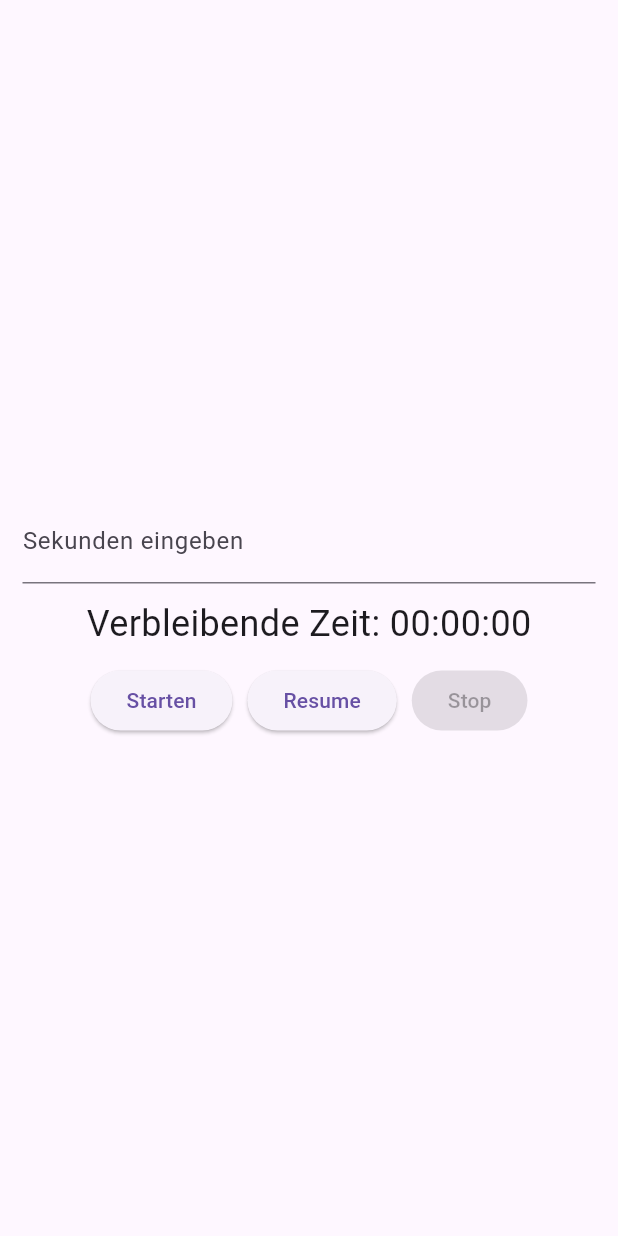
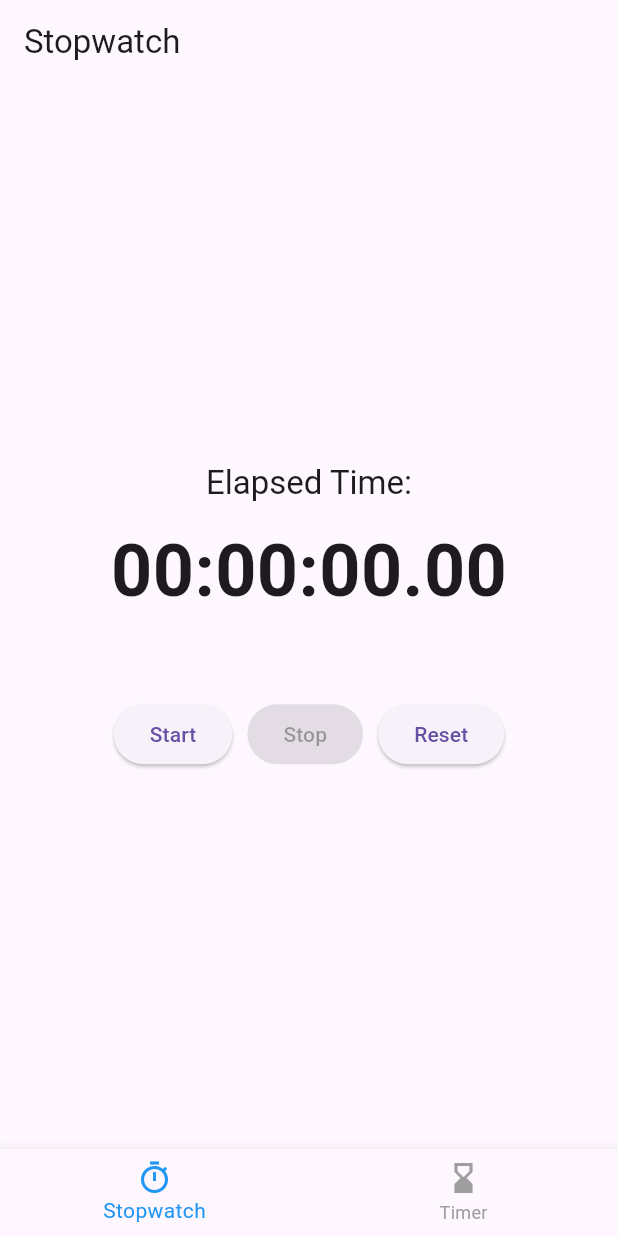
Before and after one commit to Dakueken/Timer, a Flutter app: the screen it shows after launch, on a phone screen of 412 x 824 dp. Run offline on Flutter 3.47's test engine with Material 3 defaults, Android fonts, the phone set to English and light mode, and no system bars.

Commit message:
fertigstellung aufgabe, stopuhr und timer

```diff
--- /dev/null
+++ b/lib/home_navigation.dart
@@ -0,0 +1,43 @@
+import 'package:flutter/material.dart';
+import 'package:timer/stopwatch.dart';
+import 'package:timer/timer.dart';
+
+class HomeNavigation extends StatefulWidget {
+  const HomeNavigation({super.key});
+
+  @override
+  State<HomeNavigation> createState() => _HomeNavigationState();
+}
+
+class _HomeNavigationState extends State<HomeNavigation> {
+  int _selectedIndex = 0;
+  final List<Widget> _pages = const [StopwatchPage(), TimerPage()];
+  void _onItemTapped(int index) {
+    setState(() {
+      _selectedIndex = index;
+    });
+  }
+
+  @override
+  Widget build(BuildContext context) {
+    return Scaffold(
+      body: _pages[_selectedIndex],
+      bottomNavigationBar: BottomNavigationBar(
+        currentIndex: _selectedIndex,
+        onTap: _onItemTapped,
+        selectedItemColor: Colors.blue,
+        unselectedItemColor: Colors.grey,
+        items: const [
+          BottomNavigationBarItem(
+            icon: Icon(Icons.timer_outlined),
+            label: 'Stopwatch',
+          ),
+          BottomNavigationBarItem(
+            icon: Icon(Icons.hourglass_bottom),
+            label: 'Timer',
+          ),
+        ],
+      ),
+    );
+  }
+}
--- a/lib/main.dart
+++ b/lib/main.dart
@@ -1,5 +1,5 @@
 import 'package:flutter/material.dart';
-import 'package:timer/timer.dart';
+import 'package:timer/home_navigation.dart';
 
 void main() {
   runApp(const MainApp());
@@ -10,6 +10,9 @@ class MainApp extends StatelessWidget {
 
   @override
   Widget build(BuildContext context) {
-    return const MaterialApp(home: Scaffold(body: TimerPage()));
+    return const MaterialApp(
+      debugShowCheckedModeBanner: false,
+      home: HomeNavigation(),
+    );
   }
 }
--- /dev/null
+++ b/lib/stopwatch.dart
@@ -0,0 +1,113 @@
+import 'dart:async';
+import 'package:flutter/material.dart';
+
+class StopwatchPage extends StatefulWidget {
+  const StopwatchPage({super.key});
+
+  @override
+  State<StopwatchPage> createState() => _StopwatchPageState();
+}
+
+class _StopwatchPageState extends State<StopwatchPage> {
+  Timer? _timer;
+  int elapsedMilliseconds = 0;
+  bool isRunning = false;
+
+  String _formatTime(int totalMilliseconds) {
+    final hours = totalMilliseconds ~/ 3600000;
+    final minutes = (totalMilliseconds % 3600000) ~/ 60000;
+    final seconds = (totalMilliseconds % 60000) ~/ 1000;
+    final hundredths = ((totalMilliseconds % 1000) ~/ 10);
+
+    final hoursStr = hours.toString().padLeft(2, '0');
+    final minutesStr = minutes.toString().padLeft(2, '0');
+    final secondsStr = seconds.toString().padLeft(2, '0');
+    final hundredthsStr = hundredths.toString().padLeft(2, '0');
+
+    return "$hoursStr:$minutesStr:$secondsStr.$hundredthsStr";
+  }
+
+  void startStopwatch() {
+    if (isRunning) return;
+
+    setState(() {
+      isRunning = true;
+    });
+
+    _timer = Timer.periodic(const Duration(milliseconds: 10), (timer) {
+      setState(() {
+        elapsedMilliseconds += 10;
+      });
+    });
+  }
+
+  void stopStopwatch() {
+    if (!isRunning) return;
+
+    _timer?.cancel();
+    setState(() {
+      isRunning = false;
+    });
+
+    ScaffoldMessenger.of(
+      context,
+    ).showSnackBar(const SnackBar(content: Text("Stoppuhr gestoppt")));
+  }
+
+  void resetStopwatch() {
+    _timer?.cancel();
+    setState(() {
+      isRunning = false;
+      elapsedMilliseconds = 0;
+    });
+  }
+
+  @override
+  void dispose() {
+    _timer?.cancel();
+    super.dispose();
+  }
+
+  @override
+  Widget build(BuildContext context) {
+    return Scaffold(
+      appBar: AppBar(title: Text("Stopwatch")),
+      body: Padding(
+        padding: const EdgeInsets.all(15.0),
+        child: Column(
+          spacing: 10,
+          mainAxisAlignment: MainAxisAlignment.center,
+          children: [
+            Text(
+              "Elapsed Time:",
+              style: Theme.of(context).textTheme.titleLarge,
+            ),
+            Text(
+              _formatTime(elapsedMilliseconds),
+              style: const TextStyle(fontSize: 48, fontWeight: FontWeight.bold),
+            ),
+            const SizedBox(height: 30),
+            Row(
+              mainAxisAlignment: MainAxisAlignment.center,
+              spacing: 10,
+              children: [
+                ElevatedButton(
+                  onPressed: isRunning ? null : startStopwatch,
+                  child: const Text("Start"),
+                ),
+                ElevatedButton(
+                  onPressed: isRunning ? stopStopwatch : null,
+                  child: const Text("Stop"),
+                ),
+                ElevatedButton(
+                  onPressed: resetStopwatch,
+                  child: const Text("Reset"),
+                ),
+              ],
+            ),
+          ],
+        ),
+      ),
+    );
+  }
+}
--- a/lib/timer.dart
+++ b/lib/timer.dart
@@ -1,5 +1,6 @@
 import 'dart:async';
 import 'package:flutter/material.dart';
+import 'package:flutter/services.dart';
 
 class TimerPage extends StatefulWidget {
   const TimerPage({super.key});
@@ -84,7 +85,7 @@ class _TimerPageState extends State<TimerPage> {
 
     ScaffoldMessenger.of(
       context,
-    ).showSnackBar(const SnackBar(content: Text("Timer Gestoppt")));
+    ).showSnackBar(const SnackBar(content: Text("Timer Stopped")));
   }
 
   @override
@@ -97,6 +98,7 @@ class _TimerPageState extends State<TimerPage> {
   @override
   Widget build(BuildContext context) {
     return Scaffold(
+      appBar: AppBar(title: Text("Timer")),
       body: Padding(
         padding: const EdgeInsets.all(15.0),
         child: Column(
@@ -106,10 +108,11 @@ class _TimerPageState extends State<TimerPage> {
             TextFormField(
               controller: _timerTextController,
               keyboardType: TextInputType.number,
-              decoration: const InputDecoration(labelText: "Sekunden eingeben"),
+              inputFormatters: [FilteringTextInputFormatter.digitsOnly],
+              decoration: const InputDecoration(labelText: "Enter Seconds"),
             ),
             Text(
-              "Verbleibende Zeit: ${_formatTime(time)}",
+              "Remaining Time: ${_formatTime(time)}",
               style: const TextStyle(fontSize: 24),
             ),
 
```
